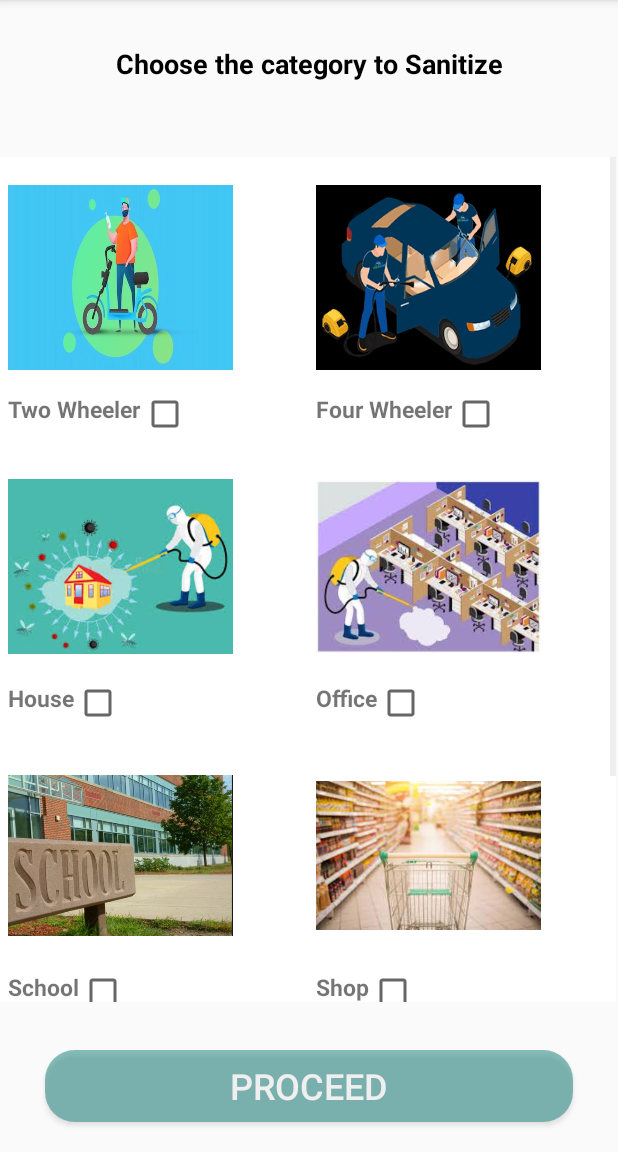
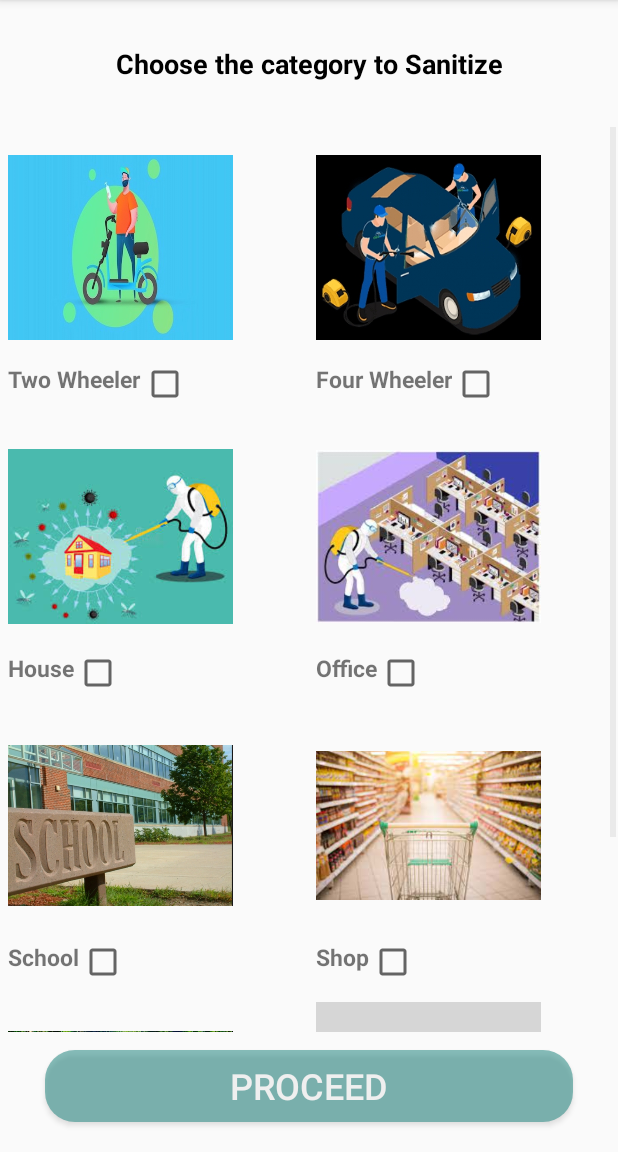
Before and after one commit to 31ravindra/SanitizeMe, an Android app: the CategoryActivity screen opened directly, with no data from a screen before it, on a phone screen of 412 x 824 dp, the part 84-1236 px from its top. Run offline under Robolectric (Android 15) with nearby library versions, the phone set to English and light mode, and no system bars; grey boxes are pictures that could not be loaded.

Commit message:
UI Changes

```diff
--- a/SanetizeMe/app/src/main/java/com/sanitizer/sanitizeme/SelectCityActivity.java
+++ b/SanetizeMe/app/src/main/java/com/sanitizer/sanitizeme/SelectCityActivity.java
@@ -138,9 +138,7 @@ public void codeAfterCityRequest(List<String> cities) {
                     cities = response.body().getCityNames();
                     cities.add(0, "City Name");
                     codeAfterCityRequest(cities);
-                    // Toast.makeText(SelectCityActivity.this, "Success",
-                    //  Toast.LENGTH_LONG).show();
-                    nextButton.setEnabled(true);
+
                     cityBar.setVisibility(View.GONE);
                 } else {
                     Toast.makeText(SelectCityActivity.this, "No city",
--- a/SanetizeMe/app/src/main/java/com/sanitizer/sanitizeme/SplashActivity.java
+++ b/SanetizeMe/app/src/main/java/com/sanitizer/sanitizeme/SplashActivity.java
@@ -8,7 +8,7 @@ import android.os.Handler;
 
 public class SplashActivity extends AppCompatActivity {
 
-    private final int SPLASH_TIME_OUT = 1500;
+    private final int SPLASH_TIME_OUT = 1700;
 
 
     @Override
--- a/SanetizeMe/app/src/main/res/layout/activity_category.xml
+++ b/SanetizeMe/app/src/main/res/layout/activity_category.xml
@@ -24,11 +24,11 @@
         android:id="@+id/grid_view"
         android:layout_width="0dp"
         android:layout_height="0dp"
-        android:layout_marginTop="50dp"
+        android:layout_marginTop="30dp"
         android:layout_marginEnd="1dp"
         android:layout_marginRight="1dp"
-        android:layout_marginBottom="100dp"
-        android:background="#FFFFFF"
+        android:layout_marginBottom="80dp"
+        android:background="#FAFAFA"
         android:numColumns="2"
         app:layout_constraintBottom_toBottomOf="parent"
         app:layout_constraintEnd_toEndOf="parent"
--- a/SanetizeMe/app/src/main/res/layout/activity_selected_category.xml
+++ b/SanetizeMe/app/src/main/res/layout/activity_selected_category.xml
@@ -12,7 +12,7 @@
         android:layout_height="wrap_content"
         android:layout_marginTop="20dp"
         android:text="Your selected Categories"
-        android:textSize="24sp"
+        android:textSize="20sp"
         android:textStyle="bold"
         app:layout_constraintEnd_toEndOf="parent"
         app:layout_constraintHorizontal_bias="0.5"
@@ -39,7 +39,7 @@
         android:layout_marginBottom="30dp"
         android:text="*Agent will Contact you for payment"
         android:textColor="#000000"
-        android:textSize="20sp"
+        android:textSize="18sp"
         android:textStyle="bold"
         app:layout_constraintBottom_toTopOf="@+id/textView5"
         app:layout_constraintStart_toStartOf="parent" />
@@ -53,7 +53,7 @@
         android:layout_marginBottom="60dp"
         android:text="*Book now pay after service- SafetyFirst"
         android:textColor="#000000"
-        android:textSize="20sp"
+        android:textSize="18sp"
         android:textStyle="bold"
         app:layout_constraintBottom_toTopOf="@+id/button2"
         app:layout_constraintStart_toStartOf="parent" />
```
